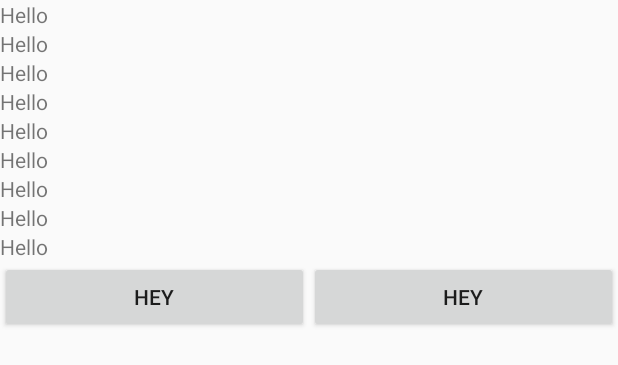
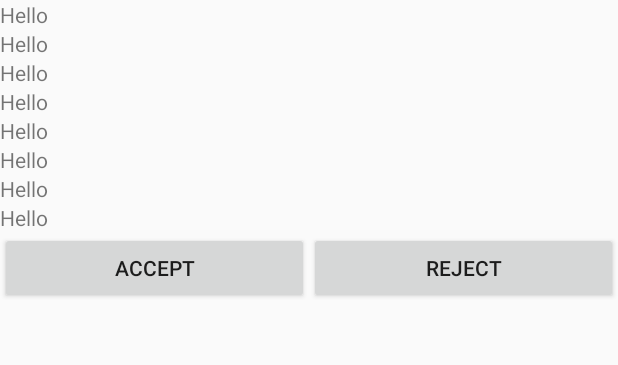
Before and after one commit to harshwall/MNNITDean, an Android app: the layout listitem.xml on its own in the app's theme, with its tools: preview values and no code run, on a phone screen of 412 x 824 dp. Shown: the top 365 px of the screen. Run offline under Robolectric (Android 15) with nearby library versions, the phone set to English and light mode, and no system bars.

```diff
--- a/app/src/main/java/com/example/mnnit/mnnitdean/adminActivity.java
+++ b/app/src/main/java/com/example/mnnit/mnnitdean/adminActivity.java
@@ -30,7 +30,7 @@ public class adminActivity extends AppCompatActivity {
         recyclerView=(RecyclerView)findViewById(R.id.recycler);
         recyclerView.setLayoutManager(new LinearLayoutManager(this));
         rootreference= FirebaseDatabase.getInstance().getReference();
-        rootreference.child("Profile:").addValueEventListener(new ValueEventListener() {
+        rootreference.child("Profile:").addListenerForSingleValueEvent(new ValueEventListener() {
             @Override
             public void onDataChange(@NonNull DataSnapshot dataSnapshot) {
                 for(DataSnapshot snapshot:dataSnapshot.getChildren())
--- a/app/src/main/res/layout/listitem.xml
+++ b/app/src/main/res/layout/listitem.xml
@@ -21,49 +21,44 @@
         android:layout_width="wrap_content"
         android:layout_height="wrap_content"
         android:text="Hello"
-        android:id="@+id/regno"
+        android:id="@+id/fname"
         android:layout_weight="1"/>
 
     <TextView
         android:layout_width="wrap_content"
         android:layout_height="wrap_content"
         android:text="Hello"
-        android:id="@+id/regno"
+        android:id="@+id/dob"
         android:layout_weight="1"/>
     <TextView
         android:layout_width="wrap_content"
         android:layout_height="wrap_content"
         android:text="Hello"
-        android:id="@+id/name"
+        android:id="@+id/email"
         android:layout_weight="1"/>
 
     <TextView
         android:layout_width="wrap_content"
         android:layout_height="wrap_content"
         android:text="Hello"
-        android:id="@+id/regno"
+        android:id="@+id/branch"
         android:layout_weight="1"/>
 
     <TextView
         android:layout_width="wrap_content"
         android:layout_height="wrap_content"
         android:text="Hello"
-        android:id="@+id/regno"
+        android:id="@+id/gender"
         android:layout_weight="1"/>
 
     <TextView
         android:layout_width="wrap_content"
         android:layout_height="wrap_content"
         android:text="Hello"
-        android:id="@+id/regno"
+        android:id="@+id/mobile"
         android:layout_weight="1"/>
 
-    <TextView
-        android:layout_width="wrap_content"
-        android:layout_height="wrap_content"
-        android:text="Hello"
-        android:id="@+id/regno"
-        android:layout_weight="1"/>
+
 
     <LinearLayout
         android:layout_width="match_parent"
@@ -75,7 +70,7 @@
             android:layout_width="wrap_content"
             android:layout_height="wrap_content"
             android:layout_gravity="center"
-            android:text="HEY"
+            android:text="Accept"
             android:layout_weight="1"/>
 
 
@@ -85,7 +80,7 @@
             android:layout_height="wrap_content"
             android:layout_gravity="center"
             android:layout_weight="1"
-            android:text="HEY" />
+            android:text="Reject" />
 
     </LinearLayout>
 
```
Also changed, not shown: app/src/main/java/com/example/mnnit/mnnitdean/program.java (+61 -5 lines).
